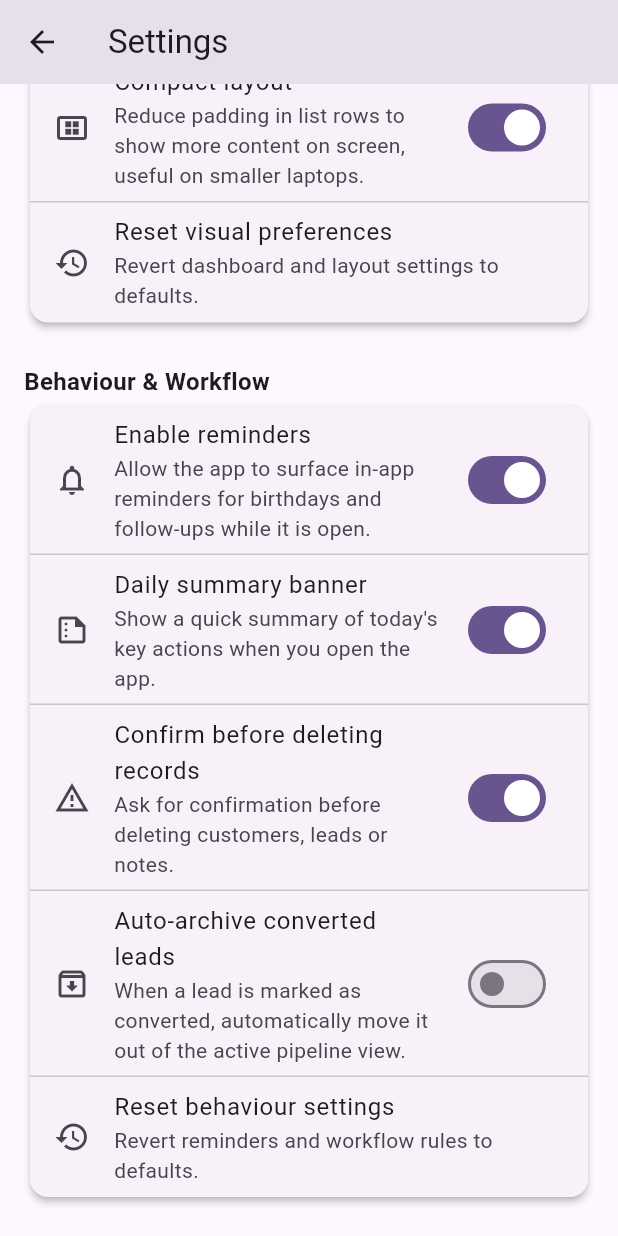
After one commit to Rakimnr/Insurance_Logbook, a Flutter app: the SettingsPage screen opened directly, scrolled down 576 dp, after a tap on "Compact layout", on a phone screen of 412 x 824 dp. The commit adds this screen. Run offline on Flutter 3.47's test engine with Material 3 defaults, Android fonts, the phone set to English and light mode, and no system bars; our stand-ins replace file_picker, hive, hive_flutter, open_filex; accounts and stored records are empty.

Commit message:
Settings page

```diff
--- a/lib/app_shell.dart
+++ b/lib/app_shell.dart
@@ -4,6 +4,7 @@ import 'features/leads/presentation/leads_page.dart';
 import 'features/dashboard/presentation/dashboard_page.dart';
 import 'features/birthdays/presentation/birthdays_page.dart';
 import 'features/analytics/presentation/analytics_page.dart';
+import 'features/settings/presentation/settings_page.dart';
 
 class AppShell extends StatefulWidget {
   const AppShell({super.key});
@@ -82,7 +83,7 @@ class _AppShellState extends State<AppShell> {
       case 4:
         return const AnalyticsPage();
       case 5:
-        return const Center(child: Text('Settings (coming soon)'));
+        return const SettingsPage();
       default:
         return const SizedBox.shrink();
     }
--- /dev/null
+++ b/lib/features/settings/presentation/settings_page.dart
@@ -0,0 +1,547 @@
+import 'package:flutter/material.dart';
+import 'package:insurance_logbook/infrastructure/db/hive_initializer.dart';
+
+class SettingsPage extends StatefulWidget {
+  const SettingsPage({super.key});
+
+  @override
+  State<SettingsPage> createState() => _SettingsPageState();
+}
+
+class _SettingsPageState extends State<SettingsPage> {
+  // Behaviour / UX toggles (in-memory for now)
+  bool _notificationsEnabled = true;
+  bool _dailySummaryEnabled = true;
+  bool _showBirthdaysOnDashboard = true;
+  bool _showLeadsOnDashboard = true;
+
+  bool _compactLayout = false;
+  bool _confirmBeforeDelete = true;
+  bool _autoArchiveConvertedLeads = false;
+
+  // Data snapshot
+  bool _isLoadingSnapshot = true;
+  bool _isClearing = false;
+
+  int _customerCount = 0;
+  int _leadCount = 0;
+  int _noteCount = 0;
+  int _quotationCount = 0;
+
+  DateTime? _lastDataClear;
+
+  @override
+  void initState() {
+    super.initState();
+    _loadSnapshot();
+  }
+
+  Future<void> _loadSnapshot() async {
+    setState(() {
+      _isLoadingSnapshot = true;
+    });
+
+    try {
+      final customersBox = AppDatabase.customersBox;
+      final notesBox = AppDatabase.customerNotesBox;
+      final leadsBox = AppDatabase.leadsBox;
+      final quotationsBox = AppDatabase.quotationBox;
+
+      setState(() {
+        _customerCount = customersBox.length;
+        _noteCount = notesBox.length;
+        _leadCount = leadsBox.length;
+        _quotationCount = quotationsBox.length;
+        _isLoadingSnapshot = false;
+      });
+    } catch (_) {
+      setState(() {
+        _isLoadingSnapshot = false;
+      });
+    }
+  }
+
+  Future<void> _clearAllData() async {
+    final confirmed = await showDialog<bool>(
+      context: context,
+      builder: (context) {
+        return AlertDialog(
+          title: const Text('Clear all CRM data?'),
+          content: const Text(
+            'This will remove all customers, notes, leads and quotations '
+            'stored locally on this device.\n\nThis action cannot be undone.',
+          ),
+          actions: [
+            TextButton(
+              onPressed: () => Navigator.of(context).pop(false),
+              child: const Text('Cancel'),
+            ),
+            FilledButton(
+              style: FilledButton.styleFrom(
+                backgroundColor: Colors.red,
+              ),
+              onPressed: () => Navigator.of(context).pop(true),
+              child: const Text('Clear data'),
+            ),
+          ],
+        );
+      },
+    );
+
+    if (confirmed != true) return;
+
+    setState(() {
+      _isClearing = true;
+    });
+
+    try {
+      await AppDatabase.customersBox.clear();
+      await AppDatabase.customerNotesBox.clear();
+      await AppDatabase.leadsBox.clear();
+      await AppDatabase.quotationBox.clear();
+
+      _lastDataClear = DateTime.now();
+
+      if (!mounted) return;
+      ScaffoldMessenger.of(context).showSnackBar(
+        const SnackBar(
+          content: Text('All local CRM data has been cleared.'),
+        ),
+      );
+
+      await _loadSnapshot();
+    } catch (e) {
+      if (!mounted) return;
+      ScaffoldMessenger.of(context).showSnackBar(
+        SnackBar(
+          content: Text('Failed to clear data: $e'),
+        ),
+      );
+    } finally {
+      if (mounted) {
+        setState(() {
+          _isClearing = false;
+        });
+      }
+    }
+  }
+
+  void _resetVisualPreferences() {
+    setState(() {
+      _compactLayout = false;
+      _showBirthdaysOnDashboard = true;
+      _showLeadsOnDashboard = true;
+    });
+
+    ScaffoldMessenger.of(context).showSnackBar(
+      const SnackBar(
+        content: Text('Visual preferences reset to defaults.'),
+      ),
+    );
+  }
+
+  void _resetBehaviourPreferences() {
+    setState(() {
+      _notificationsEnabled = true;
+      _dailySummaryEnabled = true;
+      _confirmBeforeDelete = true;
+      _autoArchiveConvertedLeads = false;
+    });
+
+    ScaffoldMessenger.of(context).showSnackBar(
+      const SnackBar(
+        content: Text('Behaviour settings reset to defaults.'),
+      ),
+    );
+  }
+
+  void _showNotImplementedMessage(String featureName) {
+    ScaffoldMessenger.of(context).showSnackBar(
+      SnackBar(
+        content: Text('$featureName is not enabled in this demo build.'),
+      ),
+    );
+  }
+
+  String _formatLastClear() {
+    final ts = _lastDataClear;
+    if (ts == null) {
+      return 'Never cleared';
+    }
+    return 'Last cleared: '
+        '${ts.year.toString().padLeft(4, '0')}-'
+        '${ts.month.toString().padLeft(2, '0')}-'
+        '${ts.day.toString().padLeft(2, '0')} '
+        '${ts.hour.toString().padLeft(2, '0')}:'
+        '${ts.minute.toString().padLeft(2, '0')}';
+  }
+
+  @override
+  Widget build(BuildContext context) {
+    final textTheme = Theme.of(context).textTheme;
+
+    return Scaffold(
+      appBar: AppBar(
+        title: const Text('Settings'),
+      ),
+      body: LayoutBuilder(
+        builder: (context, constraints) {
+          final isWide = constraints.maxWidth > 900;
+          final content = _buildContent(textTheme);
+
+          if (!isWide) {
+            return content;
+          }
+
+          return Center(
+            child: ConstrainedBox(
+              constraints: const BoxConstraints(maxWidth: 900),
+              child: content,
+            ),
+          );
+        },
+      ),
+    );
+  }
+
+  Widget _buildContent(TextTheme textTheme) {
+    return ListView(
+      padding: const EdgeInsets.all(16),
+      children: [
+        _buildHeaderCard(textTheme),
+        const SizedBox(height: 24),
+        _buildSectionTitle('Dashboard & Visuals'),
+        _buildVisualSettingsCard(),
+        const SizedBox(height: 24),
+        _buildSectionTitle('Behaviour & Workflow'),
+        _buildBehaviourSettingsCard(),
+        const SizedBox(height: 24),
+        _buildSectionTitle('Data & Storage'),
+        _buildDataSettingsCard(),
+        const SizedBox(height: 24),
+        _buildSectionTitle('Support & About'),
+        _buildSupportCard(),
+        const SizedBox(height: 24),
+      ],
+    );
+  }
+
+  Widget _buildHeaderCard(TextTheme textTheme) {
+    return Card(
+      elevation: 2,
+      child: Padding(
+        padding: const EdgeInsets.all(16),
+        child: Column(
+          crossAxisAlignment: CrossAxisAlignment.start,
+          children: [
+            Row(
+              children: [
+                const Icon(
+                  Icons.dashboard_customize_outlined,
+                  size: 32,
+                ),
+                const SizedBox(width: 12),
+                Expanded(
+                  child: Column(
+                    crossAxisAlignment: CrossAxisAlignment.start,
+                    children: [
+                      Text(
+                        'Insurance Logbook',
+                        style: textTheme.titleLarge,
+                      ),
+                      const SizedBox(height: 4),
+                      const Text(
+                        'Version 1.0.0+1 • Offline CRM workspace for insurance advisors',
+                      ),
+                    ],
+                  ),
+                ),
+              ],
+            ),
+            const SizedBox(height: 16),
+            _isLoadingSnapshot
+                ? const Center(
+                    child: Padding(
+                      padding: EdgeInsets.symmetric(vertical: 8),
+                      child: CircularProgressIndicator(strokeWidth: 2),
+                    ),
+                  )
+                : Wrap(
+                    spacing: 12,
+                    runSpacing: 8,
+                    children: [
+                      _buildHeaderChip(
+                        icon: Icons.person_outline,
+                        label: 'Customers',
+                        value: _customerCount.toString(),
+                      ),
+                      _buildHeaderChip(
+                        icon: Icons.leaderboard_outlined,
+                        label: 'Leads',
+                        value: _leadCount.toString(),
+                      ),
+                      _buildHeaderChip(
+                        icon: Icons.note_alt_outlined,
+                        label: 'Notes',
+                        value: _noteCount.toString(),
+                      ),
+                      _buildHeaderChip(
+                        icon: Icons.picture_as_pdf_outlined,
+                        label: 'Quotations',
+                        value: _quotationCount.toString(),
+                      ),
+                    ],
+                  ),
+            const SizedBox(height: 12),
+            Text(
+              _formatLastClear(),
+              style: textTheme.bodySmall,
+            ),
+          ],
+        ),
+      ),
+    );
+  }
+
+  Widget _buildHeaderChip({
+    required IconData icon,
+    required String label,
+    required String value,
+  }) {
+    return Chip(
+      avatar: Icon(icon, size: 18),
+      label: Row(
+        mainAxisSize: MainAxisSize.min,
+        children: [
+          Text(
+            '$value ',
+            style: const TextStyle(fontWeight: FontWeight.bold),
+          ),
+          Text(label),
+        ],
+      ),
+    );
+  }
+
+  Widget _buildSectionTitle(String title) {
+    return Text(
+      title,
+      style: const TextStyle(
+        fontSize: 16,
+        fontWeight: FontWeight.w600,
+      ),
+    );
+  }
+
+  Widget _buildVisualSettingsCard() {
+    return Card(
+      elevation: 2,
+      child: Column(
+        children: [
+          SwitchListTile(
+            secondary: const Icon(Icons.dashboard_outlined),
+            title: const Text('Show birthdays on dashboard'),
+            subtitle: const Text(
+              'Display upcoming birthdays as a compact panel on the main dashboard.',
+            ),
+            value: _showBirthdaysOnDashboard,
+            onChanged: (value) {
+              setState(() {
+                _showBirthdaysOnDashboard = value;
+              });
+            },
+          ),
+          const Divider(height: 0),
+          SwitchListTile(
+            secondary: const Icon(Icons.view_list_outlined),
+            title: const Text('Show lead pipeline on dashboard'),
+            subtitle: const Text(
+              'Include lead status breakdown on the main dashboard view.',
+            ),
+            value: _showLeadsOnDashboard,
+            onChanged: (value) {
+              setState(() {
+                _showLeadsOnDashboard = value;
+              });
+            },
+          ),
+          const Divider(height: 0),
+          SwitchListTile(
+            secondary: const Icon(Icons.view_compact_alt_outlined),
+            title: const Text('Compact layout'),
+            subtitle: const Text(
+              'Reduce padding in list rows to show more content on screen, useful on smaller laptops.',
+            ),
+            value: _compactLayout,
+            onChanged: (value) {
+              setState(() {
+                _compactLayout = value;
+              });
+            },
+          ),
+          const Divider(height: 0),
+          ListTile(
+            leading: const Icon(Icons.restore_outlined),
+            title: const Text('Reset visual preferences'),
+            subtitle: const Text(
+              'Revert dashboard and layout settings to defaults.',
+            ),
+            onTap: _resetVisualPreferences,
+          ),
+        ],
+      ),
+    );
+  }
+
+  Widget _buildBehaviourSettingsCard() {
+    return Card(
+      elevation: 2,
+      child: Column(
+        children: [
+          SwitchListTile(
+            secondary: const Icon(Icons.notifications_outlined),
+            title: const Text('Enable reminders'),
+            subtitle: const Text(
+              'Allow the app to surface in-app reminders for birthdays and follow-ups while it is open.',
+            ),
+            value: _notificationsEnabled,
+            onChanged: (value) {
+              setState(() {
+                _notificationsEnabled = value;
+              });
+            },
+          ),
+          const Divider(height: 0),
+          SwitchListTile(
+            secondary: const Icon(Icons.summarize_outlined),
+            title: const Text('Daily summary banner'),
+            subtitle: const Text(
+              'Show a quick summary of today\'s key actions when you open the app.',
+            ),
+            value: _dailySummaryEnabled,
+            onChanged: (value) {
+              setState(() {
+                _dailySummaryEnabled = value;
+              });
+            },
+          ),
+          const Divider(height: 0),
+          SwitchListTile(
+            secondary: const Icon(Icons.warning_amber_outlined),
+            title: const Text('Confirm before deleting records'),
+            subtitle: const Text(
+              'Ask for confirmation before deleting customers, leads or notes.',
+            ),
+            value: _confirmBeforeDelete,
+            onChanged: (value) {
+              setState(() {
+                _confirmBeforeDelete = value;
+              });
+            },
+          ),
+          const Divider(height: 0),
+          SwitchListTile(
+            secondary: const Icon(Icons.archive_outlined),
+            title: const Text('Auto-archive converted leads'),
+            subtitle: const Text(
+              'When a lead is marked as converted, automatically move it out of the active pipeline view.',
+            ),
+            value: _autoArchiveConvertedLeads,
+            onChanged: (value) {
+              setState(() {
+                _autoArchiveConvertedLeads = value;
+              });
+            },
+          ),
+          const Divider(height: 0),
+          ListTile(
+            leading: const Icon(Icons.restore),
+            title: const Text('Reset behaviour settings'),
+            subtitle: const Text(
+              'Revert reminders and workflow rules to defaults.',
+            ),
+            onTap: _resetBehaviourPreferences,
+          ),
+        ],
+      ),
+    );
+  }
+
+  Widget _buildDataSettingsCard() {
+    return Card(
+      elevation: 2,
+      child: Column(
+        children: [
+          ListTile(
+            leading: const Icon(Icons.file_download_outlined),
+            title: const Text('Export data snapshot'),
+            subtitle: const Text(
+              'Planned feature to export customers, notes, leads and quotations to a file.',
+            ),
+            onTap: () => _showNotImplementedMessage('Data export'),
+          ),
+          const Divider(height: 0),
+          ListTile(
+            leading: const Icon(Icons.sync_alt_outlined),
+            title: const Text('Sync with cloud (future)'),
+            subtitle: const Text(
+              'In a cloud-enabled edition this would sync your local workspace to a secure backend.',
+            ),
+            onTap: () => _showNotImplementedMessage('Cloud sync'),
+          ),
+          const Divider(height: 0),
+          ListTile(
+            leading: const Icon(Icons.delete_forever),
+            title: const Text('Clear all local data'),
+            subtitle: Text(
+              'Remove all CRM data from this device. ${_formatLastClear()}',
+            ),
+            trailing: _isClearing
+                ? const SizedBox(
+                    height: 20,
+                    width: 20,
+                    child: CircularProgressIndicator(strokeWidth: 2),
+                  )
+                : const Icon(Icons.chevron_right),
+            onTap: _isClearing ? null : _clearAllData,
+          ),
+        ],
+      ),
+    );
+  }
+
+  Widget _buildSupportCard() {
+    return Card(
+      elevation: 2,
+      child: Column(
+        children: [
+          ListTile(
+            leading: const Icon(Icons.help_outline),
+            title: const Text('Quick usage tips'),
+            subtitle: const Text(
+              'View a short overview of how to use customers, leads, notes and quotations together.',
+            ),
+            onTap: () => _showNotImplementedMessage('Usage tips'),
+          ),
+          const Divider(height: 0),
+          ListTile(
+            leading: const Icon(Icons.feedback_outlined),
+            title: const Text('Send feedback'),
+            subtitle: const Text(
+              'In a production version this would open your email client with a pre-filled support template.',
+            ),
+            onTap: () => _showNotImplementedMessage('Feedback'),
+          ),
+          const Divider(height: 0),
+          ListTile(
+            leading: const Icon(Icons.info_outline),
+            title: const Text('About Insurance Logbook'),
+            subtitle: const Text(
+              'Built as an offline, lightweight CRM companion for insurance advisors to manage customers, leads and policy follow-ups.',
+            ),
+          ),
+        ],
+      ),
+    );
+  }
+}
```
